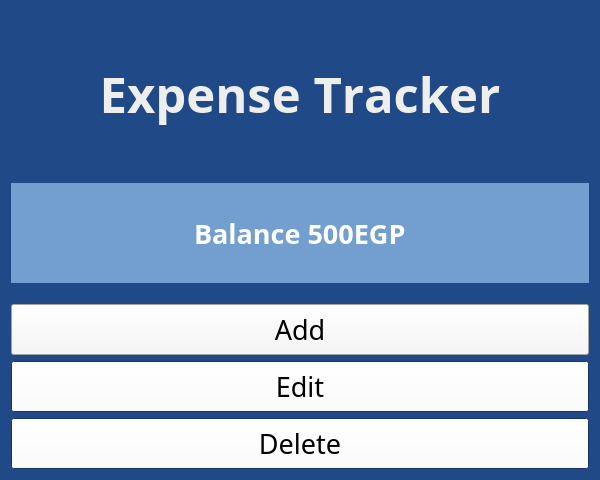
The window that mainwindow.ui (abdelrahman17/Expense-Tracker) describes before a commit, drawn with Qt 5.
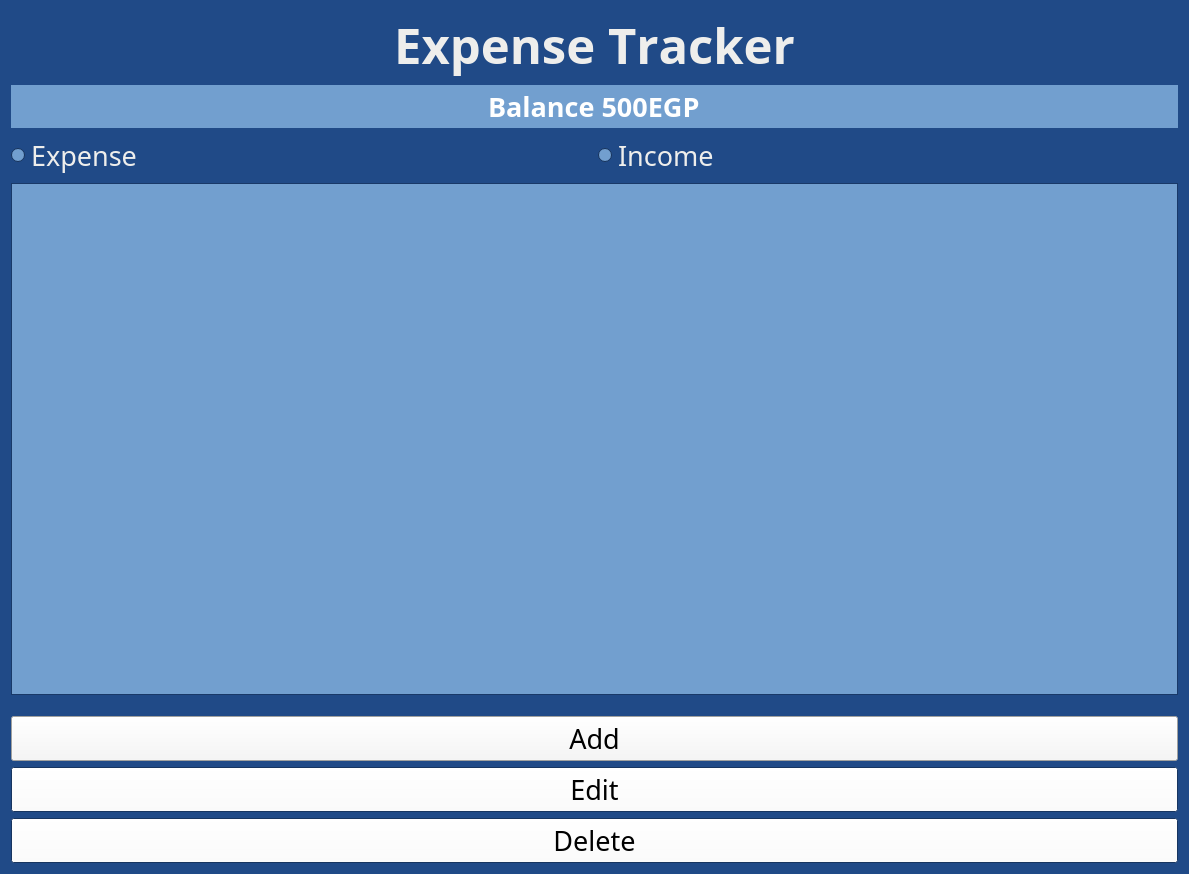
The same window after the commit.

```diff
--- a/mainwindow.ui
+++ b/mainwindow.ui
@@ -6,8 +6,8 @@
    <rect>
     <x>0</x>
     <y>0</y>
-    <width>600</width>
-    <height>480</height>
+    <width>1189</width>
+    <height>874</height>
    </rect>
   </property>
   <property name="palette">
@@ -527,6 +527,151 @@
        </property>
       </widget>
      </item>
+     <item>
+      <layout class="QHBoxLayout" name="horizontalLayout_2">
+       <item>
+        <widget class="QRadioButton" name="expense_radioButton">
+         <property name="palette">
+          <palette>
+           <active>
+            <colorrole role="Text">
+             <brush brushstyle="SolidPattern">
+              <color alpha="255">
+               <red>0</red>
+               <green>0</green>
+               <blue>255</blue>
+              </color>
+             </brush>
+            </colorrole>
+           </active>
+           <inactive>
+            <colorrole role="Text">
+             <brush brushstyle="SolidPattern">
+              <color alpha="255">
+               <red>0</red>
+               <green>0</green>
+               <blue>255</blue>
+              </color>
+             </brush>
+            </colorrole>
+           </inactive>
+           <disabled>
+            <colorrole role="Text">
+             <brush brushstyle="SolidPattern">
+              <color alpha="255">
+               <red>255</red>
+               <green>255</green>
+               <blue>255</blue>
+              </color>
+             </brush>
+            </colorrole>
+           </disabled>
+          </palette>
+         </property>
+         <property name="text">
+          <string>Expense</string>
+         </property>
+        </widget>
+       </item>
+       <item>
+        <widget class="QRadioButton" name="income_radioButton">
+         <property name="palette">
+          <palette>
+           <active>
+            <colorrole role="Text">
+             <brush brushstyle="SolidPattern">
+              <color alpha="255">
+               <red>0</red>
+               <green>0</green>
+               <blue>255</blue>
+              </color>
+             </brush>
+            </colorrole>
+           </active>
+           <inactive>
+            <colorrole role="Text">
+             <brush brushstyle="SolidPattern">
+              <color alpha="255">
+               <red>0</red>
+               <green>0</green>
+               <blue>255</blue>
+              </color>
+             </brush>
+            </colorrole>
+           </inactive>
+           <disabled>
+            <colorrole role="Text">
+             <brush brushstyle="SolidPattern">
+              <color alpha="255">
+               <red>255</red>
+               <green>255</green>
+               <blue>255</blue>
+              </color>
+             </brush>
+            </colorrole>
+           </disabled>
+          </palette>
+         </property>
+         <property name="text">
+          <string>Income</string>
+         </property>
+        </widget>
+       </item>
+      </layout>
+     </item>
+     <item>
+      <widget class="QTableWidget" name="tableWidget">
+       <property name="palette">
+        <palette>
+         <active>
+          <colorrole role="HighlightedText">
+           <brush brushstyle="SolidPattern">
+            <color alpha="255">
+             <red>0</red>
+             <green>0</green>
+             <blue>255</blue>
+            </color>
+           </brush>
+          </colorrole>
+         </active>
+         <inactive>
+          <colorrole role="HighlightedText">
+           <brush brushstyle="SolidPattern">
+            <color alpha="255">
+             <red>0</red>
+             <green>0</green>
+             <blue>255</blue>
+            </color>
+           </brush>
+          </colorrole>
+         </inactive>
+         <disabled>
+          <colorrole role="HighlightedText">
+           <brush brushstyle="SolidPattern">
+            <color alpha="255">
+             <red>0</red>
+             <green>0</green>
+             <blue>255</blue>
+            </color>
+           </brush>
+          </colorrole>
+         </disabled>
+        </palette>
+       </property>
+       <property name="selectionMode">
+        <enum>QAbstractItemView::SingleSelection</enum>
+       </property>
+       <property name="selectionBehavior">
+        <enum>QAbstractItemView::SelectRows</enum>
+       </property>
+       <attribute name="horizontalHeaderCascadingSectionResizes">
+        <bool>true</bool>
+       </attribute>
+       <attribute name="verticalHeaderVisible">
+        <bool>false</bool>
+       </attribute>
+      </widget>
+     </item>
      <item>
       <spacer name="verticalSpacer">
        <property name="orientation">
```
